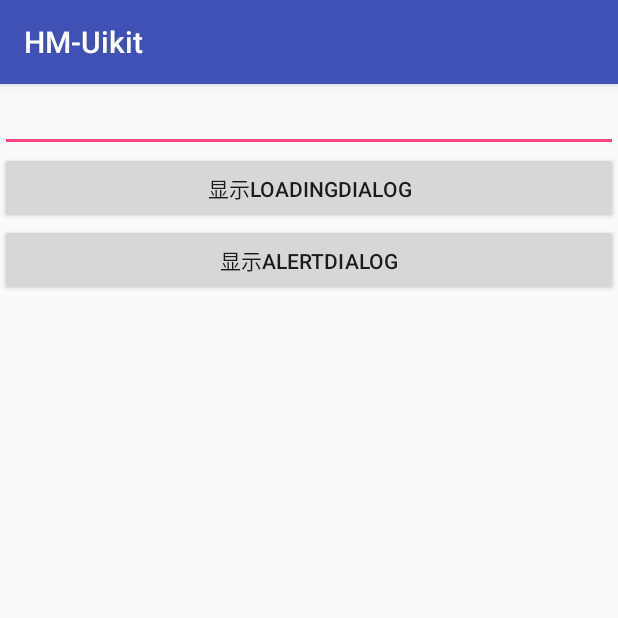
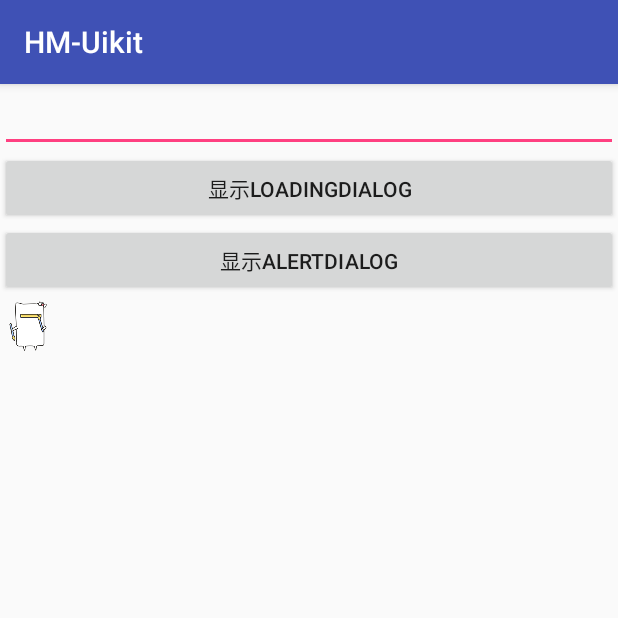
Before and after one commit to AFinalStone/HM-Uikit, an Android app: the screen it shows after launch (MainActivity), on a phone screen of 412 x 824 dp, the top half of it. Run offline under Robolectric (Android 15) with nearby library versions, the phone set to English and light mode, and no system bars.

Commit message:
新增下拉刷新动画控件

```diff
--- a/app/src/main/java/com/hm/iou/uikit/demo/MainActivity.java
+++ b/app/src/main/java/com/hm/iou/uikit/demo/MainActivity.java
@@ -5,6 +5,7 @@ import android.support.v7.app.AppCompatActivity;
 import android.os.Bundle;
 import android.view.View;
 
+import com.hm.iou.uikit.PullDownRefreshImageView;
 import com.hm.iou.uikit.dialog.IOSAlertDialog;
 import com.hm.iou.uikit.loading.LoadingDialogUtil;
 
@@ -44,5 +45,8 @@ public class MainActivity extends AppCompatActivity {
                         .show();
             }
         });
+
+        PullDownRefreshImageView pullDownRefreshImageView = findViewById(R.id.pd_iv);
+
     }
 }
--- a/app/src/main/res/layout/activity_main.xml
+++ b/app/src/main/res/layout/activity_main.xml
@@ -26,4 +26,10 @@
         android:text="显示AlertDialog"
         />
 
+    <com.hm.iou.uikit.PullDownRefreshImageView
+        android:id="@+id/pd_iv"
+        android:layout_width="40dip"
+        android:layout_height="40dip"
+        />
+
 </LinearLayout>
--- /dev/null
+++ b/library/src/main/java/com/hm/iou/uikit/PullDownRefreshImageView.java
@@ -0,0 +1,49 @@
+package com.hm.iou.uikit;
+
+import android.content.Context;
+import android.graphics.drawable.AnimationDrawable;
+import android.support.annotation.Nullable;
+import android.support.v7.widget.AppCompatImageView;
+import android.util.AttributeSet;
+
+/**
+ * Created by hjy on 18/4/28.<br>
+ */
+
+public class PullDownRefreshImageView extends AppCompatImageView {
+
+    public PullDownRefreshImageView(Context context) {
+        this(context, null);
+    }
+
+    public PullDownRefreshImageView(Context context, @Nullable AttributeSet attrs) {
+        this(context, attrs, 0);
+    }
+
+    public PullDownRefreshImageView(Context context, @Nullable AttributeSet attrs, int defStyleAttr) {
+        super(context, attrs, defStyleAttr);
+        setImageResource(R.drawable.uikit_refresh_animlist);
+    }
+
+    public void start() {
+        AnimationDrawable animationDrawable = (AnimationDrawable) getDrawable();
+        animationDrawable.start();
+    }
+
+    public void stop() {
+        AnimationDrawable animationDrawable = (AnimationDrawable) getDrawable();
+        animationDrawable.stop();
+    }
+
+    @Override
+    protected void onAttachedToWindow() {
+        super.onAttachedToWindow();
+        start();
+    }
+
+    @Override
+    protected void onDetachedFromWindow() {
+        super.onDetachedFromWindow();
+        stop();
+    }
+}
--- /dev/null
+++ b/library/src/main/res/drawable/uikit_refresh_animlist.xml
@@ -0,0 +1,33 @@
+<?xml version="1.0" encoding="utf-8"?>
+<animation-list xmlns:android="http://schemas.android.com/apk/res/android"
+    android:oneshot="false"
+    >
+    <item
+        android:drawable="@mipmap/uikit_refresh_loading_1"
+        android:duration="150" />
+    <item
+        android:drawable="@mipmap/uikit_refresh_loading_2"
+        android:duration="150" />
+    <item
+        android:drawable="@mipmap/uikit_refresh_loading_3"
+        android:duration="150" />
+    <item
+        android:drawable="@mipmap/uikit_refresh_loading_4"
+        android:duration="150" />
+    <item
+        android:drawable="@mipmap/uikit_refresh_loading_5"
+        android:duration="150" />
+    <item
+        android:drawable="@mipmap/uikit_refresh_loading_6"
+        android:duration="150" />
+    <item
+        android:drawable="@mipmap/uikit_refresh_loading_7"
+        android:duration="150" />
+    <item
+        android:drawable="@mipmap/uikit_refresh_loading_8"
+        android:duration="150" />
+    <item
+        android:drawable="@mipmap/uikit_refresh_loading_9"
+        android:duration="150" />
+
+</animation-list>
```
Also changed, not shown: library/src/main/res/mipmap-xxhdpi/uikit_refresh_loading_1.png (added), library/src/main/res/mipmap-xxhdpi/uikit_refresh_loading_2.png (added), library/src/main/res/mipmap-xxhdpi/uikit_refresh_loading_3.png (added), library/src/main/res/mipmap-xxhdpi/uikit_refresh_loading_4.png (added), library/src/main/res/mipmap-xxhdpi/uikit_refresh_loading_5.png (added), library/src/main/res/mipmap-xxhdpi/uikit_refresh_loading_6.png (added), library/src/main/res/mipmap-xxhdpi/uikit_refresh_loading_7.png (added), library/src/main/res/mipmap-xxhdpi/uikit_refresh_loading_8.png (added), library/src/main/res/mipmap-xxhdpi/uikit_refresh_loading_9.png (added).
